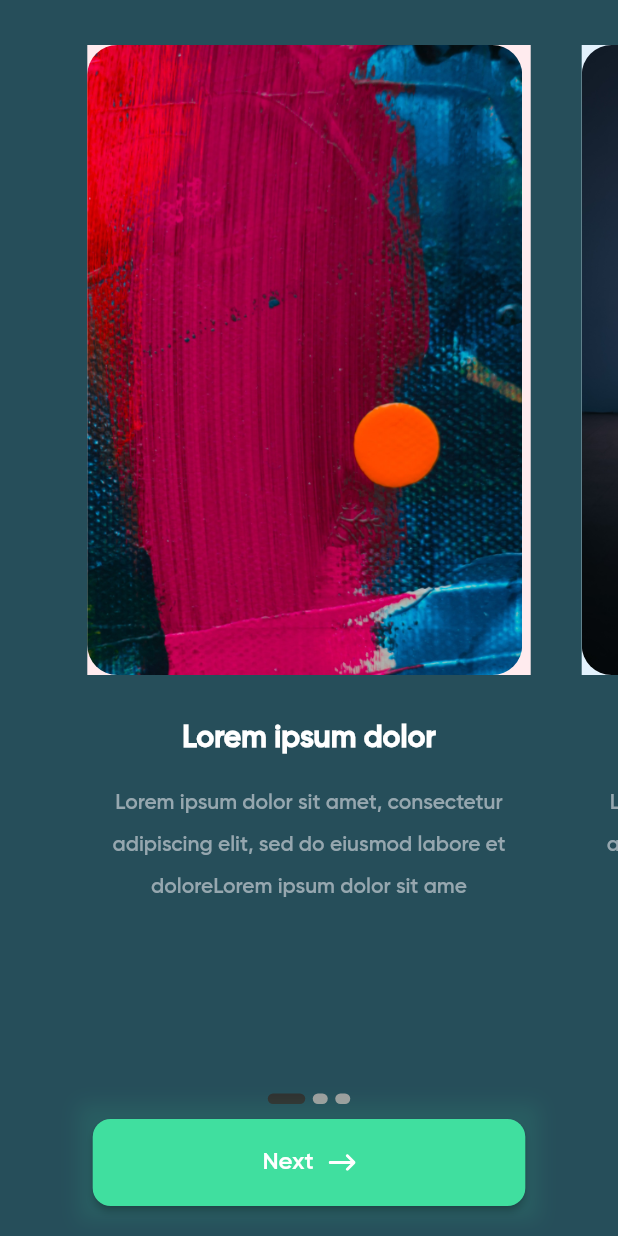
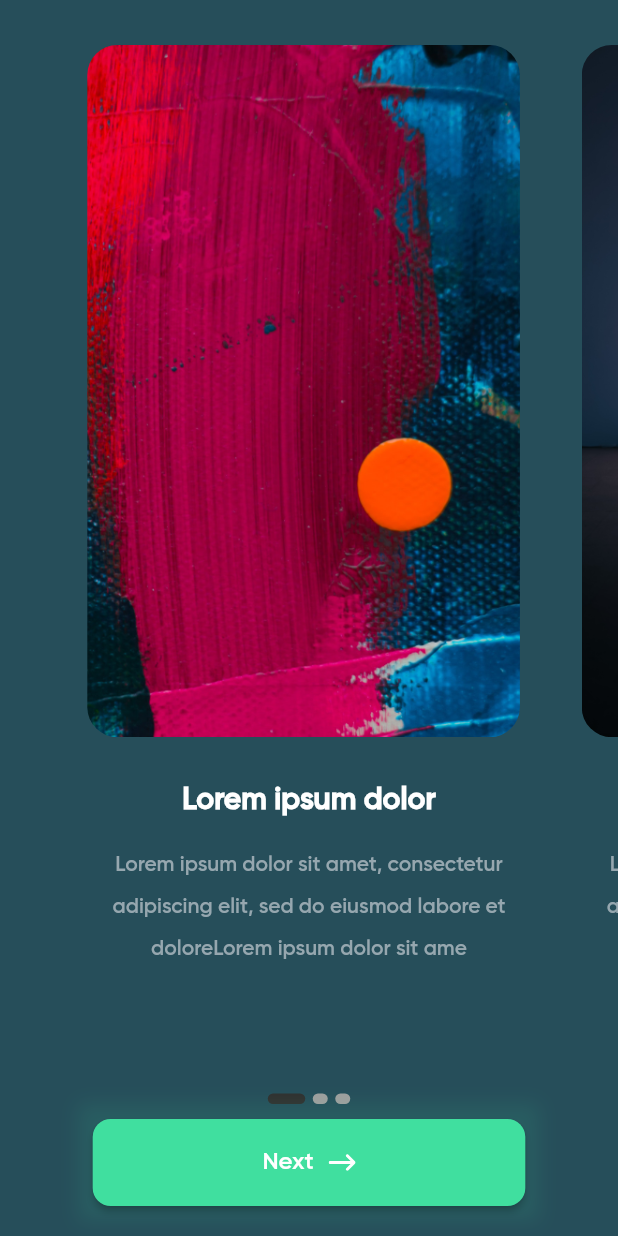
Before and after one commit to hexcodelabs/StayFit-MobileApp, a Flutter app: the OnboardingScreen screen opened directly, on a phone screen of 412 x 824 dp. Run offline on Flutter 3.47's test engine with Material 2 defaults, Android fonts, the phone set to English and light mode, and no system bars; our stand-ins replace flutter_svg, font_awesome_flutter.

Commit message:
onbording page height fix

```diff
--- a/stayfit/lib/view/screens/Welcome Screens/onbording_page.dart
+++ b/stayfit/lib/view/screens/Welcome Screens/onbording_page.dart
@@ -44,7 +44,11 @@ class _OnboardingScreenState extends State<OnboardingScreen> {
       body: SafeArea(
         child: Stack(
           children: [
-            PageView(
+            Padding(
+              padding: const EdgeInsets.only(bottom: 20),
+              child: Container(
+                height: height * 0.83,
+                child: PageView(
                   controller: pageController,
                   reverse: false,
                   physics: BouncingScrollPhysics(),
@@ -62,10 +66,9 @@ class _OnboardingScreenState extends State<OnboardingScreen> {
                           crossAxisAlignment: CrossAxisAlignment.center,
                           children: [
                             Container(
-                          color: Colors.red[50],
                               child: myContainer(
-                              height: 420.0,
-                              width: 290.0,
+                                  height: height * 0.56,
+                                  width: width * 0.7,
                                   image: "assets/images/p1.PNG",
                                   color: Colors.blue,
                                   radius: 20.0),
@@ -104,10 +107,9 @@ class _OnboardingScreenState extends State<OnboardingScreen> {
                           crossAxisAlignment: CrossAxisAlignment.center,
                           children: [
                             Container(
-                          color: Colors.blue[50],
                               child: myContainer(
-                              height: 420.0,
-                              width: 290.0,
+                                  height: height * 0.56,
+                                  width: width * 0.7,
                                   image: "assets/images/p3.PNG",
                                   color: Colors.blue,
                                   radius: 20.0),
@@ -146,10 +148,9 @@ class _OnboardingScreenState extends State<OnboardingScreen> {
                           crossAxisAlignment: CrossAxisAlignment.center,
                           children: [
                             Container(
-                          color: Colors.green[100],
                               child: myContainer(
-                              height: 420.0,
-                              width: 290.0,
+                                  height: height * 0.56,
+                                  width: width * 0.7,
                                   image: "assets/images/p2.PNG",
                                   color: Colors.blue,
                                   radius: 20.0),
@@ -182,7 +183,10 @@ class _OnboardingScreenState extends State<OnboardingScreen> {
                     ),
                   ],
                 ),
-            Align(
+              ),
+            ),
+            Container(
+              child: Align(
                 alignment: Alignment.bottomCenter,
                 // bottom: 10,
                 // left: dSize.width*0.25,
@@ -265,6 +269,7 @@ class _OnboardingScreenState extends State<OnboardingScreen> {
                   ),
                 ),
               ),
+            ),
           ],
         ),
       ),
```
Lines whose indentation alone changed are shown as unchanged.
